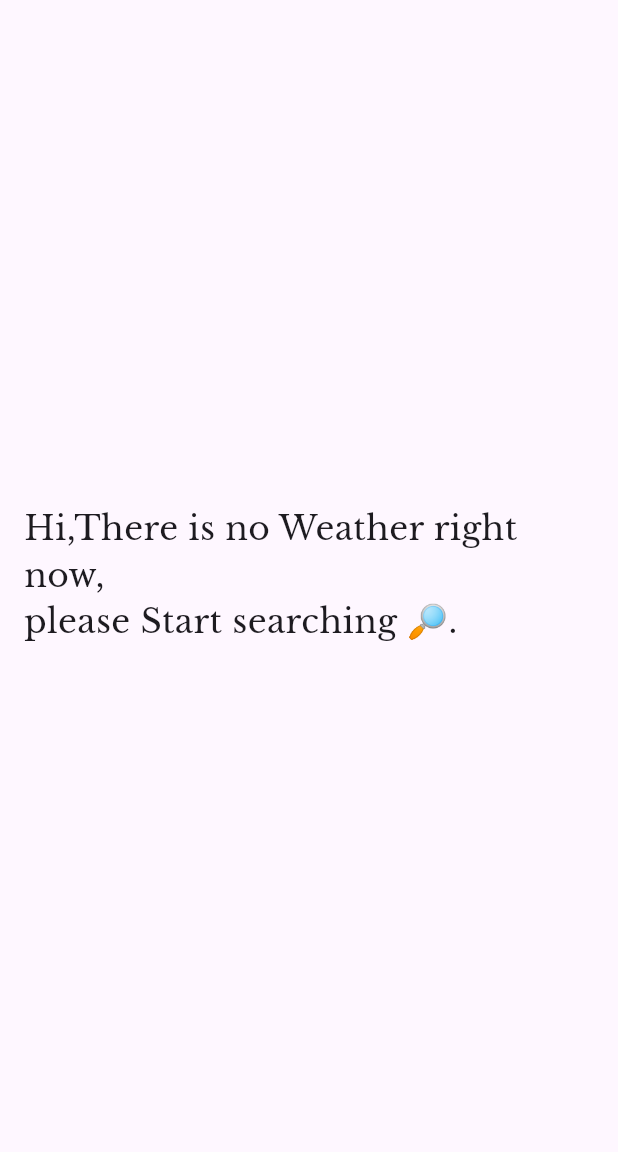
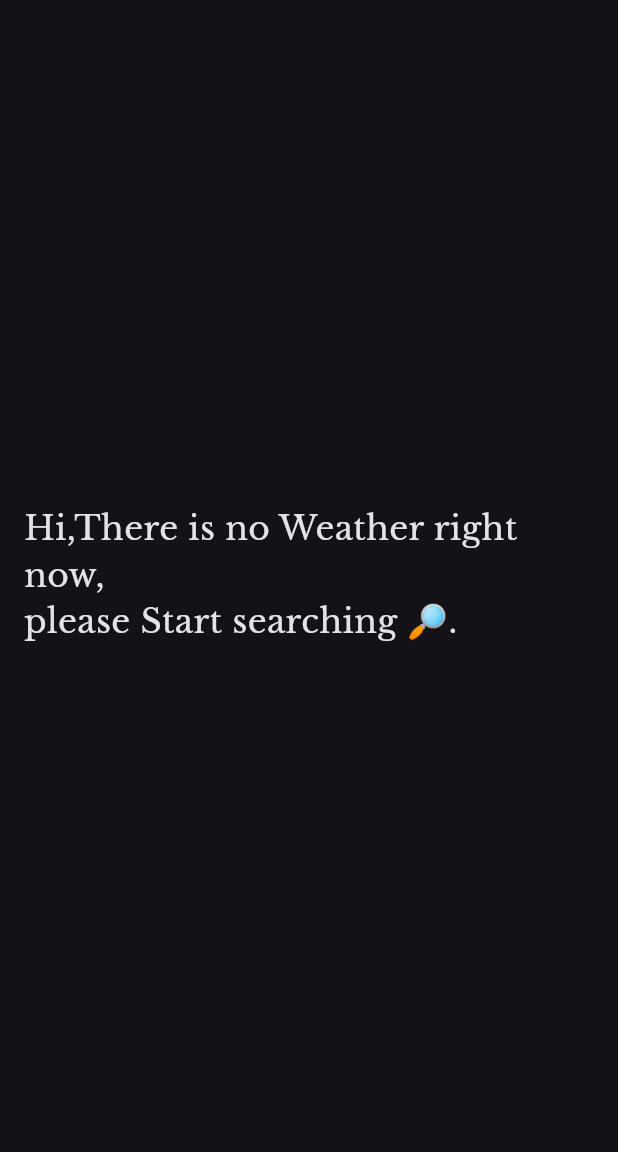
Before and after one commit to ahmedel0189/The-Weather, a Flutter app: the screen it shows after launch, on a phone screen of 412 x 824 dp, the part 84-1236 px from its top. Run offline on Flutter 3.47's test engine with Material 3 defaults, Android fonts, the phone set to English and light mode, and no system bars; our stand-ins replace dio, flutter_bloc.

Commit message:
change the path of the now weather methode

```diff
--- a/lib/Screens/home_page.dart
+++ b/lib/Screens/home_page.dart
@@ -1,8 +1,8 @@
 import 'package:flutter/material.dart';
 import 'package:flutter_bloc/flutter_bloc.dart';
 import 'package:the_weather/Items/custom_appbar.dart';
-import 'package:the_weather/Items/no_weather_now.dart';
-import 'package:the_weather/Items/weather_info_bodt/weather_info_body.dart';
+import 'package:the_weather/Items/weather_info_body/no_weather_now.dart';
+import 'package:the_weather/Items/weather_info_body/weather_info_body.dart';
 import 'package:the_weather/cubits/get_weather_cubit/cubit_get_weather.dart';
 import 'package:the_weather/cubits/get_weather_cubit/states_get_weather.dart';
 
--- a/lib/main.dart
+++ b/lib/main.dart
@@ -11,6 +11,7 @@ class THEWeather extends StatelessWidget {
     return BlocProvider(
       create: (context) => GetWeatherCubit(),
       child: MaterialApp(
+        theme: ThemeData.dark(),
         title: "THE Weather",
         debugShowCheckedModeBanner: false,
         home: HomePage(),
```
Also changed, not shown: lib/Items/weather_info_body/no_weather_now.dart (renamed from lib/Items/no_weather_now.dart), lib/Items/weather_info_body/weather_info_body.dart (renamed from lib/Items/weather_info_bodt/weather_info_body.dart).
